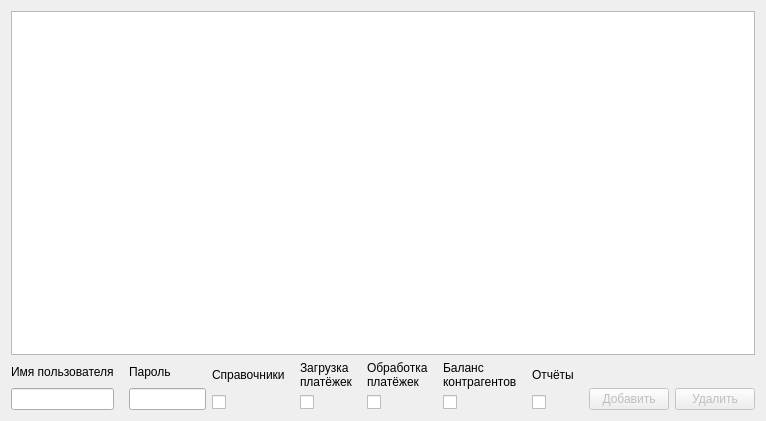
First picture: the form in class_manage_users.ui, repository berserk24/finance, before the edit.
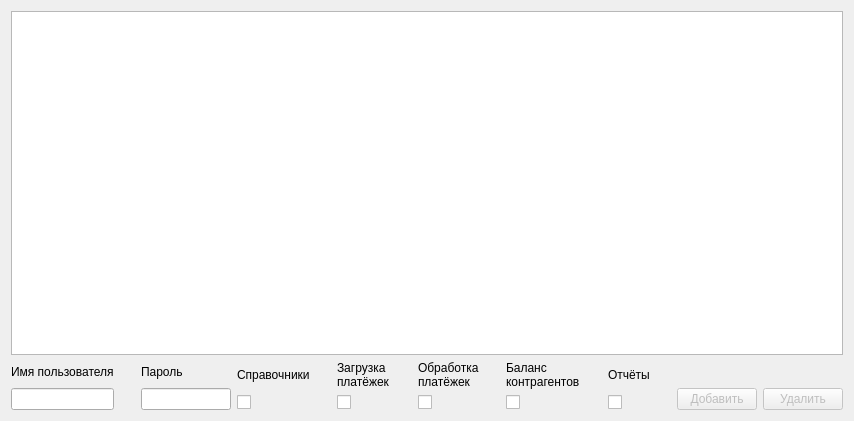
Second picture: the form after the edit.

Diff of the .ui file:
```diff
--- a/class_manage_users.ui
+++ b/class_manage_users.ui
@@ -6,7 +6,7 @@
    <rect>
     <x>0</x>
     <y>0</y>
-    <width>766</width>
+    <width>854</width>
     <height>421</height>
    </rect>
   </property>
```
Left out of the diff: 9 changed lines with no effect on the pictures.
